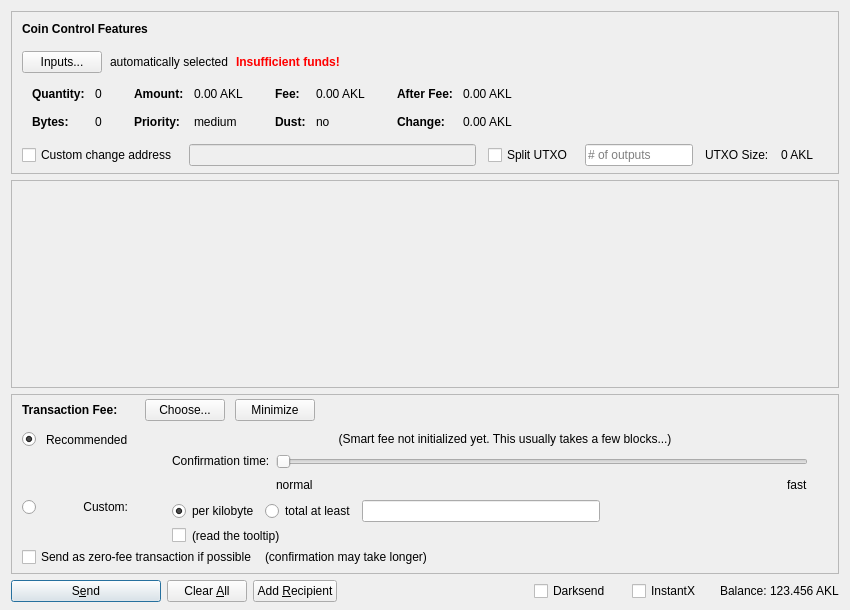
Qt form src/qt/forms/sendcoinsdialog.ui (ZixCash/ZixCash) before a commit.
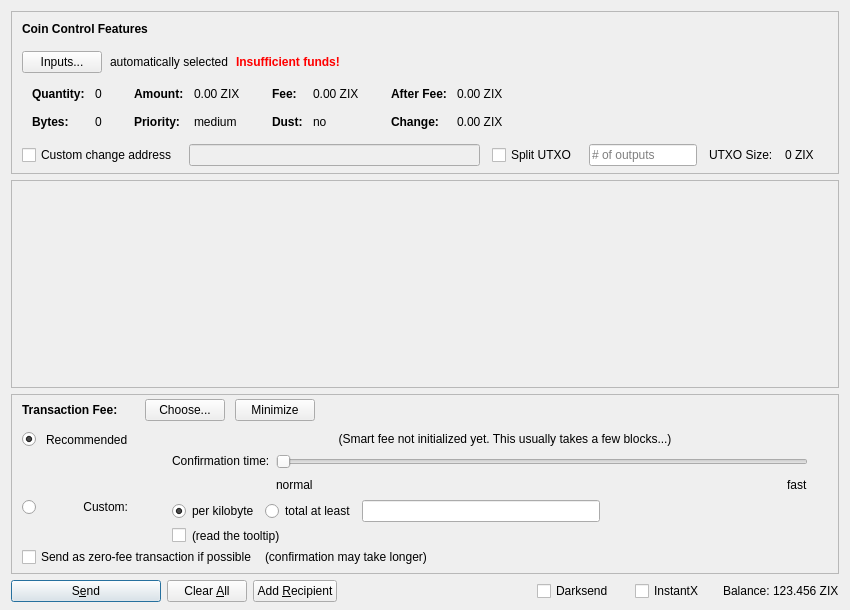
The same form after that commit. Icons and pictures are not drawn. Custom widgets are drawn as their Qt base class.

Patch:
```diff
--- a/src/qt/forms/sendcoinsdialog.ui
+++ b/src/qt/forms/sendcoinsdialog.ui
@@ -324,7 +324,7 @@
                   <enum>Qt::ActionsContextMenu</enum>
                  </property>
                  <property name="text">
-                  <string notr="true">0.00 AKL</string>
+                  <string notr="true">0.00 ZIX</string>
                  </property>
                  <property name="textInteractionFlags">
                   <set>Qt::LinksAccessibleByMouse|Qt::TextSelectableByKeyboard|Qt::TextSelectableByMouse</set>
@@ -404,7 +404,7 @@
                   <enum>Qt::ActionsContextMenu</enum>
                  </property>
                  <property name="text">
-                  <string notr="true">0.00 AKL</string>
+                  <string notr="true">0.00 ZIX</string>
                  </property>
                  <property name="textInteractionFlags">
                   <set>Qt::LinksAccessibleByMouse|Qt::TextSelectableByKeyboard|Qt::TextSelectableByMouse</set>
@@ -484,7 +484,7 @@
                   <enum>Qt::ActionsContextMenu</enum>
                  </property>
                  <property name="text">
-                  <string notr="true">0.00 AKL</string>
+                  <string notr="true">0.00 ZIX</string>
                  </property>
                  <property name="textInteractionFlags">
                   <set>Qt::LinksAccessibleByMouse|Qt::TextSelectableByKeyboard|Qt::TextSelectableByMouse</set>
@@ -513,7 +513,7 @@
                   <enum>Qt::ActionsContextMenu</enum>
                  </property>
                  <property name="text">
-                  <string notr="true">0.00 AKL</string>
+                  <string notr="true">0.00 ZIX</string>
                  </property>
                  <property name="textInteractionFlags">
                   <set>Qt::LinksAccessibleByMouse|Qt::TextSelectableByKeyboard|Qt::TextSelectableByMouse</set>
@@ -594,7 +594,7 @@
           <item>
            <widget class="QLabel" name="labelBlockSize">
             <property name="text">
-             <string>0 AKL</string>
+             <string>0 ZIX</string>
             </property>
            </widget>
           </item>
@@ -1435,7 +1435,7 @@
           <cursorShape>IBeamCursor</cursorShape>
          </property>
          <property name="text">
-          <string notr="true">123.456 AKL</string>
+          <string notr="true">123.456 ZIX</string>
          </property>
          <property name="textInteractionFlags">
           <set>Qt::LinksAccessibleByMouse|Qt::TextSelectableByKeyboard|Qt::TextSelectableByMouse</set>
```
Left out of the diff: 16 changed lines with no effect on the pictures.
